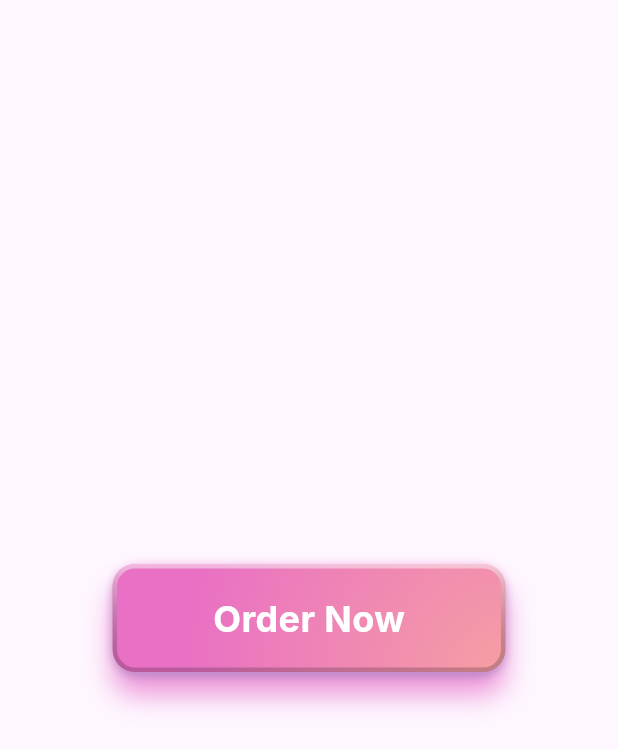
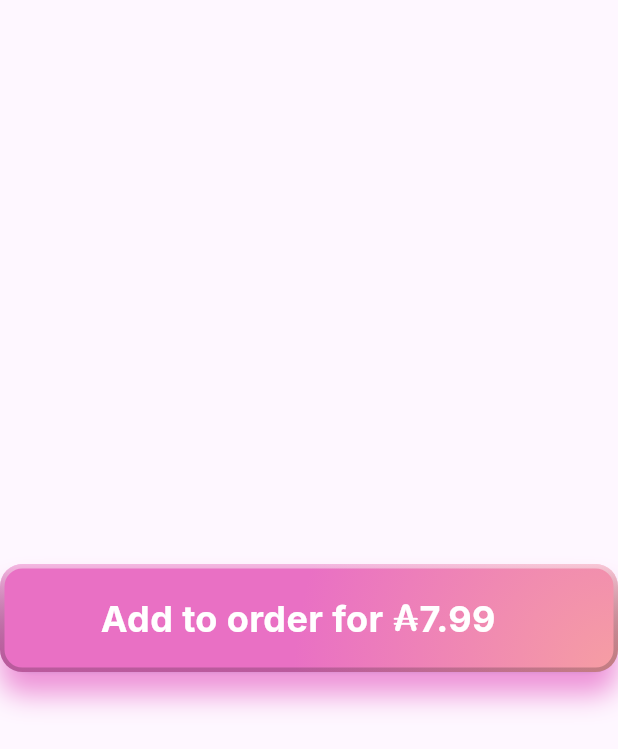
Before and after one commit to JLangbein/jp_app, a Flutter app: the screen it shows after launch, on a phone screen of 412 x 824 dp. Shown: the top 749 px of the screen. Run offline on Flutter 3.47's test engine with Material 3 defaults, Android fonts, the phone set to English and light mode, and no system bars; our stand-ins replace gradient_borders.

Commit message:
All three buttons created

```diff
--- /dev/null
+++ b/lib/common/presentation/price_button.dart
@@ -0,0 +1,84 @@
+import 'package:flutter/material.dart';
+import 'package:gradient_borders/gradient_borders.dart';
+import 'package:jp_app/common/domain/jp_app_icons.dart';
+
+class PriceButton extends StatelessWidget {
+  // attributes
+  final double price;
+
+  const PriceButton({super.key, required this.price});
+
+  @override
+  Widget build(BuildContext context) {
+    return Container(
+      decoration: BoxDecoration(
+        borderRadius: BorderRadius.circular(15.0),
+        border: GradientBoxBorder(
+          width: 3.0,
+          gradient: LinearGradient(
+            begin: Alignment.topCenter,
+            end: Alignment.bottomCenter,
+            colors: [
+              Color.fromRGBO(255, 255, 255, 0.5),
+              Color.fromRGBO(0, 0, 0, 0.2),
+            ],
+          ),
+        ),
+        gradient: RadialGradient(
+          center: Alignment.bottomRight,
+          radius: 3.0,
+          colors: [
+            Color.fromRGBO(246, 158, 163, 1.0),
+            Color.fromRGBO(233, 112, 196, 1.0),
+          ],
+        ),
+        boxShadow: [
+          BoxShadow(
+            offset: Offset(0.0, 15.0),
+            blurRadius: 15.0,
+            color: Color.fromRGBO(237, 146, 215, 1.0),
+          ),
+          BoxShadow(
+            offset: Offset(0.0, 3.0),
+            spreadRadius: -5.0,
+            blurRadius: 3.0,
+            color: Color(0xFF9375B6),
+          ),
+          BoxShadow(
+            offset: Offset(0.0, 0.0),
+            spreadRadius: -5.0,
+            blurRadius: 3.0,
+            color: Color(0xFFFFACE4),
+          ),
+        ],
+      ),
+      // foregroundDecoration: BoxDecoration(),
+      child: Padding(
+        padding: const EdgeInsets.fromLTRB(64.0, 16.0, 64.0, 16.0),
+        child: Row(
+          children: [
+            Text(
+              'Add to order for ',
+              style: TextStyle(
+                color: Colors.white,
+                fontSize: 24.0,
+                fontWeight: FontWeight.w700,
+                fontStyle: FontStyle.normal,
+              ),
+            ),
+            Icon(JpAppIcons.app_coin, color: Colors.white, size: 18.0),
+            Text(
+              price.toString(),
+              style: TextStyle(
+                color: Colors.white,
+                fontSize: 24.0,
+                fontWeight: FontWeight.w700,
+                fontStyle: FontStyle.normal,
+              ),
+            ),
+          ],
+        ),
+      ),
+    );
+  }
+}
--- a/lib/features/start/presentation/start_screen.dart
+++ b/lib/features/start/presentation/start_screen.dart
@@ -1,76 +1,15 @@
 import 'package:flutter/material.dart';
 import 'package:jp_app/common/domain/jp_app_icons.dart';
 import 'package:gradient_borders/gradient_borders.dart';
+import 'package:jp_app/common/presentation/card_button.dart';
+import 'package:jp_app/common/presentation/hero_button.dart';
+import 'package:jp_app/common/presentation/price_button.dart';
 
 class StartScreen extends StatelessWidget {
   const StartScreen({super.key});
 
   @override
   Widget build(BuildContext context) {
-    return Center(child: HeroButton());
+    return Center(child: PriceButton(price: 7.99));
   }
 }
-
-class HeroButton extends StatelessWidget {
-  const HeroButton({super.key});
-
-  @override
-  Widget build(BuildContext context) {
-    return Container(
-      decoration: BoxDecoration(
-        borderRadius: BorderRadius.circular(15.0),
-        border: GradientBoxBorder(
-          width: 3.0,
-          gradient: LinearGradient(
-            begin: Alignment.topCenter,
-            end: Alignment.bottomCenter,
-            colors: [
-              Color.fromRGBO(255, 255, 255, 0.5),
-              Color.fromRGBO(0, 0, 0, 0.2),
-            ],
-          ),
-        ),
-        gradient: RadialGradient(
-          center: Alignment.bottomRight,
-          radius: 3.0,
-          colors: [
-            Color.fromRGBO(246, 158, 163, 1.0),
-            Color.fromRGBO(233, 112, 196, 1.0),
-          ],
-        ),
-        boxShadow: [
-          BoxShadow(
-            offset: Offset(0.0, 15.0),
-            blurRadius: 15.0,
-            color: Color.fromRGBO(237, 146, 215, 1.0),
-          ),
-          BoxShadow(
-            offset: Offset(0.0, 3.0),
-            spreadRadius: -2.0,
-            blurRadius: 5.0,
-            color: Color(0xFF9375B6),
-          ),
-          BoxShadow(
-            offset: Offset(0.0, 0.0),
-            spreadRadius: -2.0,
-            blurRadius: 5.0,
-            color: Color(0xFFFFACE4),
-          ),
-        ],
-      ),
-      // foregroundDecoration: BoxDecoration(),
-      child: Padding(
-        padding: const EdgeInsets.fromLTRB(64.0, 16.0, 64.0, 16.0),
-        child: Text(
-          'Order Now',
-          style: TextStyle(
-            color: Colors.white,
-            fontSize: 24.0,
-            fontWeight: FontWeight.w700,
-            fontStyle: FontStyle.normal,
-          ),
-        ),
-      ),
-    );
-  }
-}
```
Also changed, not shown: lib/common/presentation/card_button.dart (added, +66 -0 lines), lib/common/presentation/hero_button.dart (added, +66 -0 lines).
